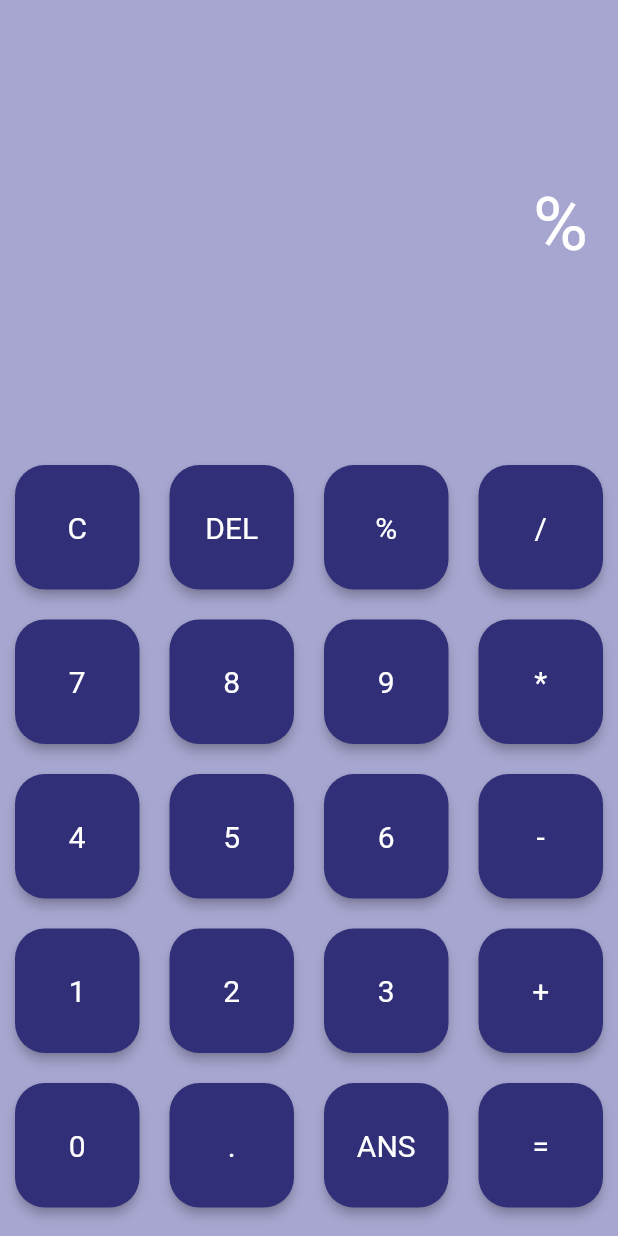
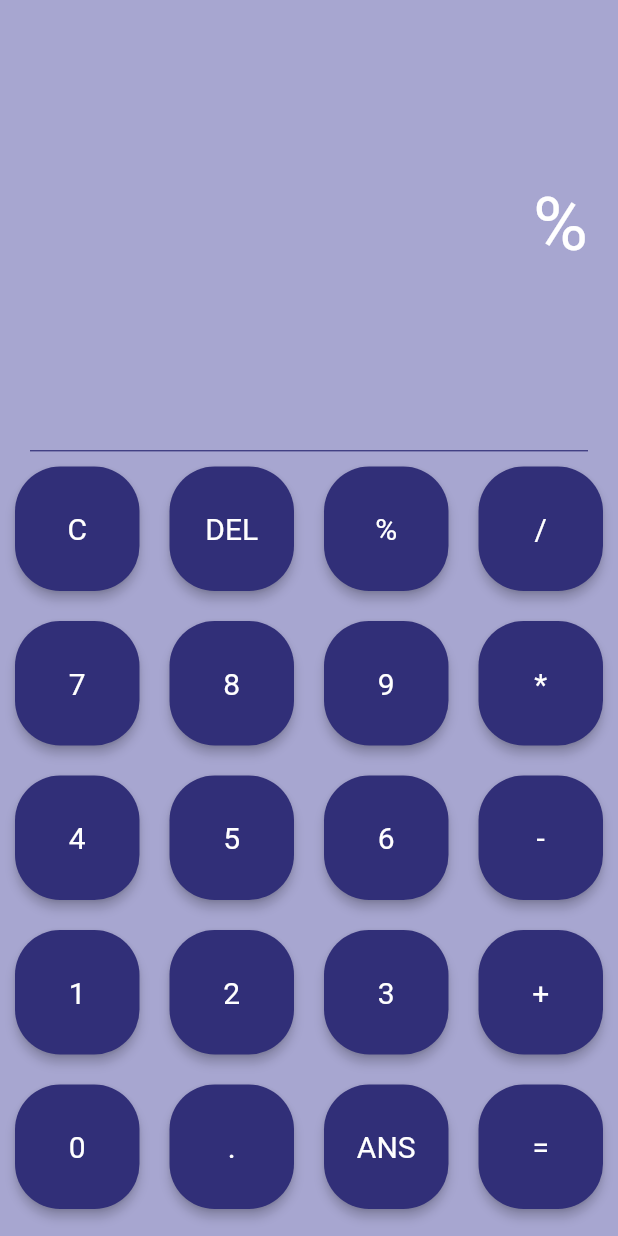
Before and after one commit to anaclara-s/calculadora, a Flutter app: the screen it shows after launch, after a tap on an icon or button, on a phone screen of 412 x 824 dp. Run offline on Flutter 3.47's test engine with Material 2 defaults, Android fonts, the phone set to English and light mode, and no system bars; our stand-ins replace math_expressions.

Commit message:
Ajuste de desing

```diff
--- a/lib/calculator.dart
+++ b/lib/calculator.dart
@@ -47,6 +47,14 @@ class _CalculatorState extends State<Calculator> {
                 fontSize: 60,
                 color: Colors.white,
               ),
+            ),
+          ),
+          Padding(
+            padding: EdgeInsets.only(left: kEdgeInsets, right: kEdgeInsets),
+            child: const Divider(
+              height: 1,
+              thickness: 0.8,
+              color: bgElevatedButtonColor,
             ),
           ),
           Expanded(
--- a/lib/theme_data.dart
+++ b/lib/theme_data.dart
@@ -9,7 +9,7 @@ class CustomThemeData {
       elevatedButtonTheme: ElevatedButtonThemeData(
         style: ElevatedButton.styleFrom(
           shape: RoundedRectangleBorder(
-            borderRadius: BorderRadius.circular(20),
+            borderRadius: BorderRadius.circular(30),
           ),
           backgroundColor: bgElevatedButtonColor,
           textStyle: const TextStyle(
```
